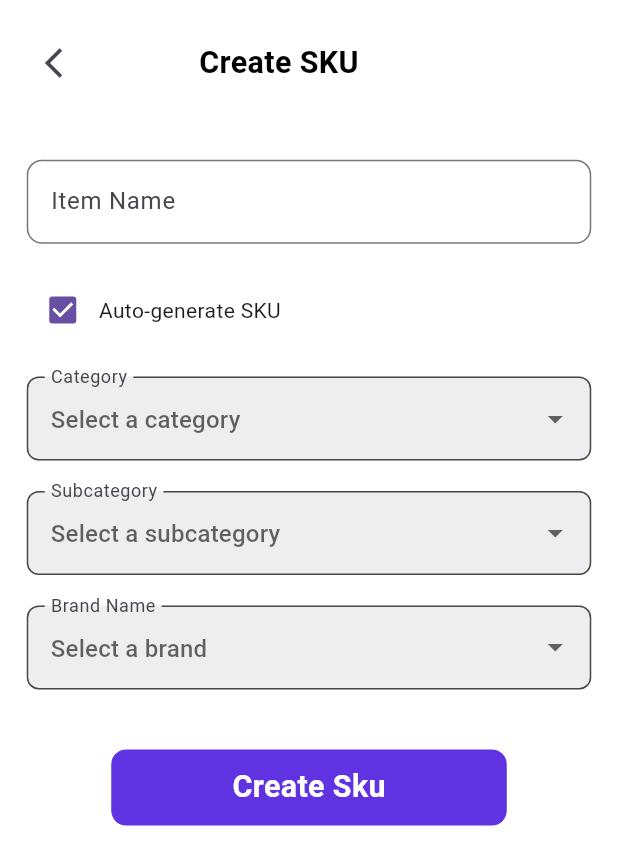
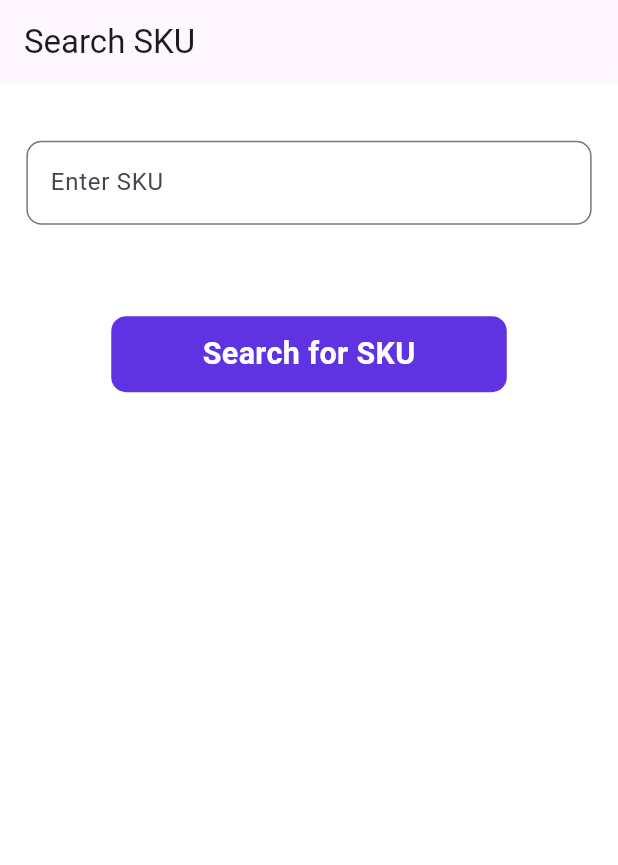
Before and after one commit to kareemtoson12/ERBTask, a Flutter app: the screen it shows after launch, on a phone screen of 412 x 824 dp. Shown: the top 865 px of the screen. Run offline on Flutter 3.47's test engine with Material 3 defaults, Android fonts, the phone set to English and light mode, and no system bars; our stand-ins replace bloc, equatable, flutter_bloc, flutter_screenutil, get_it, sqflite; accounts and stored records are empty.

Commit message:
Done search for sku

```diff
--- a/lib/app/di.dart
+++ b/lib/app/di.dart
@@ -3,6 +3,7 @@ import 'package:task/data/DAO/Branch_dao.dart';
 import 'package:task/data/DAO/sku_inventory_dao.dart';
 import 'package:task/presentaion/create_branch/cubit/branch_cubit.dart';
 import 'package:task/presentaion/create_sku.dart/cubit/inventory_cubit.dart';
+import 'package:task/presentaion/search_sku/cubit/search_cubit.dart';
 
 final getit = GetIt.instance;
 
@@ -19,4 +20,8 @@ Future<void> setUpGetIt() async {
   getit.registerFactory<InventoryCubit>(
     () => InventoryCubit(getit<InventoryDao>()),
   );
+  //search for a sku
+  getit.registerLazySingleton<SearchSkuCubit>(
+    () => SearchSkuCubit(getit<InventoryDao>()),
+  );
 }
--- a/lib/app/routing/app_routes.dart
+++ b/lib/app/routing/app_routes.dart
@@ -2,6 +2,7 @@ import 'package:flutter/material.dart';
 import 'package:task/app/routing/routing.dart';
 import 'package:task/presentaion/create_branch/create_brach_view.dart';
 import 'package:task/presentaion/create_sku.dart/create_sku_view.dart';
+import 'package:task/presentaion/search_sku/search_sku_view.dart';
 import 'package:task/presentaion/splash/splash_view.dart';
 import 'package:task/presentaion/home.dart';
 
@@ -16,6 +17,8 @@ class AppRoutes {
         return MaterialPageRoute(builder: (context) => SplashScreen());
       case Routes.createSku:
         return MaterialPageRoute(builder: (context) => SkuCreationScreen());
+      case Routes.searchSku:
+        return MaterialPageRoute(builder: (context) => SearchSkuScreen());
 
       default:
         return null;
--- a/lib/app/routing/routing.dart
+++ b/lib/app/routing/routing.dart
@@ -3,4 +3,5 @@ class Routes {
   static const String createBranch = '/CreateBrach';
   static const String splash = '/SplashScreen';
   static const String createSku = '/SkuCreationScreen';
+  static const String searchSku = '/SearchSkuScreen';
 }
--- /dev/null
+++ b/lib/presentaion/search_sku/cubit/search_cubit.dart
@@ -0,0 +1,30 @@
+import 'package:flutter_bloc/flutter_bloc.dart';
+
+import 'package:task/data/DAO/sku_inventory_dao.dart';
+
+import 'package:task/domain/models/inventory_item.dart';
+import 'package:task/presentaion/search_sku/cubit/search_state.dart';
+
+class SearchSkuCubit extends Cubit<SearchSkuState> {
+  final InventoryDao _inventoryDao;
+
+  SearchSkuCubit(this._inventoryDao) : super(SearchSkuInitial());
+
+  Future<void> searchSku(String sku) async {
+    emit(SearchSkuLoading());
+    try {
+      final items = await _inventoryDao.getAllItems();
+      final item = items.firstWhere(
+        (element) => element.sku == sku,
+        orElse: () => InventoryItem.empty(),
+      );
+      if (item.id != null) {
+        emit(SearchSkuSuccess(item));
+      } else {
+        emit(SearchSkuNotFound());
+      }
+    } catch (e) {
+      emit(SearchSkuError("Failed to search SKU: ${e.toString()}"));
+    }
+  }
+}
--- /dev/null
+++ b/lib/presentaion/search_sku/cubit/search_state.dart
@@ -0,0 +1,29 @@
+import 'package:equatable/equatable.dart';
+import 'package:task/domain/models/inventory_item.dart';
+
+abstract class SearchSkuState extends Equatable {
+  @override
+  List<Object?> get props => [];
+}
+
+class SearchSkuInitial extends SearchSkuState {}
+
+class SearchSkuLoading extends SearchSkuState {}
+
+class SearchSkuSuccess extends SearchSkuState {
+  final InventoryItem item;
+  SearchSkuSuccess(this.item);
+
+  @override
+  List<Object?> get props => [item];
+}
+
+class SearchSkuNotFound extends SearchSkuState {}
+
+class SearchSkuError extends SearchSkuState {
+  final String message;
+  SearchSkuError(this.message);
+
+  @override
+  List<Object?> get props => [message];
+}
--- /dev/null
+++ b/lib/presentaion/search_sku/search_sku_view.dart
@@ -0,0 +1,143 @@
+import 'package:flutter/material.dart';
+import 'package:flutter_bloc/flutter_bloc.dart';
+import 'package:flutter_screenutil/flutter_screenutil.dart';
+import 'package:task/app/styles/colors_manager.dart';
+import 'package:task/presentaion/create_sku.dart/widgets/customsTextField.dart';
+import 'package:task/presentaion/search_sku/cubit/search_cubit.dart';
+
+import 'package:task/domain/models/inventory_item.dart';
+import 'package:task/presentaion/search_sku/cubit/search_state.dart';
+
+class SearchSkuScreen extends StatefulWidget {
+  const SearchSkuScreen({super.key});
+
+  @override
+  _SearchSkuScreenState createState() => _SearchSkuScreenState();
+}
+
+class _SearchSkuScreenState extends State<SearchSkuScreen> {
+  final TextEditingController _skuController = TextEditingController();
+
+  void _searchSku() {
+    if (_skuController.text.isNotEmpty) {
+      context.read<SearchSkuCubit>().searchSku(_skuController.text);
+    }
+  }
+
+  void _showDialog(String title, String message) {
+    showDialog(
+      context: context,
+      builder:
+          (context) => AlertDialog(
+            title: Text(title),
+            content: Text(message),
+            actions: [
+              TextButton(
+                onPressed: () => Navigator.of(context).pop(),
+                child: const Text("OK"),
+              ),
+            ],
+          ),
+    );
+  }
+
+  @override
+  Widget build(BuildContext context) {
+    return Scaffold(
+      backgroundColor: ColorsManger.secondColor,
+      appBar: AppBar(title: const Text('Search SKU')),
+      body: Padding(
+        padding: EdgeInsets.all(16.0.w),
+        child: Column(
+          crossAxisAlignment: CrossAxisAlignment.start,
+          children: [
+            SizedBox(height: 20.h),
+            CustomTextField(controller: _skuController, label: "Enter SKU"),
+            SizedBox(height: 50.h),
+            Center(
+              child: GestureDetector(
+                onTap: _searchSku,
+                child: Container(
+                  width: 240.w,
+                  height: 50.h,
+                  decoration: BoxDecoration(
+                    color: ColorsManger.purbleColor,
+                    borderRadius: BorderRadius.circular(10.0),
+                  ),
+                  child: Center(
+                    child: Text(
+                      'Search for SKU',
+                      style: TextStyle(
+                        color: Colors.white,
+                        fontSize: 20.sp,
+                        fontWeight: FontWeight.bold,
+                      ),
+                    ),
+                  ),
+                ),
+              ),
+            ),
+            SizedBox(height: 20.h),
+            BlocListener<SearchSkuCubit, SearchSkuState>(
+              listener: (context, state) {
+                if (state is SearchSkuSuccess) {
+                  _showDialog("Success", "SKU found: ${state.item.sku}");
+                } else if (state is SearchSkuNotFound) {
+                  _showDialog(
+                    "Not Found",
+                    "The SKU you searched for does not exist.",
+                  );
+                } else if (state is SearchSkuError) {
+                  _showDialog("Error", state.message);
+                }
+              },
+              child: BlocBuilder<SearchSkuCubit, SearchSkuState>(
+                builder: (context, state) {
+                  if (state is SearchSkuLoading) {
+                    return const Center(child: CircularProgressIndicator());
+                  } else if (state is SearchSkuSuccess) {
+                    return _buildSkuDetails(state.item);
+                  }
+                  return const SizedBox.shrink();
+                },
+              ),
+            ),
+          ],
+        ),
+      ),
+    );
+  }
+
+  Widget _buildSkuDetails(InventoryItem item) {
+    return Card(
+      elevation: 3,
+      shape: RoundedRectangleBorder(borderRadius: BorderRadius.circular(10.r)),
+      child: Padding(
+        padding: EdgeInsets.all(16.0.w),
+        child: Column(
+          crossAxisAlignment: CrossAxisAlignment.start,
+          children: [
+            Text(
+              "Name: ${item.name}",
+              style: TextStyle(fontSize: 16.sp, fontWeight: FontWeight.bold),
+            ),
+            SizedBox(height: 5.h),
+            Text("SKU: ${item.sku}", style: TextStyle(fontSize: 14.sp)),
+            SizedBox(height: 5.h),
+            Text(
+              "Category: ${item.category}",
+              style: TextStyle(fontSize: 14.sp),
+            ),
+            SizedBox(height: 5.h),
+            Text(
+              "Subcategory: ${item.subcategory}",
+              style: TextStyle(fontSize: 14.sp),
+            ),
+            SizedBox(height: 5.h),
+            Text("Brand: ${item.brand}", style: TextStyle(fontSize: 14.sp)),
+          ],
+        ),
+      ),
+    );
+  }
+}
--- a/lib/task.dart
+++ b/lib/task.dart
@@ -7,6 +7,7 @@ import 'package:task/app/routing/app_routes.dart';
 import 'package:task/app/routing/routing.dart' show Routes;
 import 'package:task/presentaion/create_branch/cubit/branch_cubit.dart';
 import 'package:task/presentaion/create_sku.dart/cubit/inventory_cubit.dart';
+import 'package:task/presentaion/search_sku/cubit/search_cubit.dart';
 
 class Task extends StatelessWidget {
   final AppRoutes appRouter;
@@ -21,6 +22,9 @@ class Task extends StatelessWidget {
         BlocProvider<InventoryCubit>(
           create: (context) => InventoryCubit(getit()),
         ),
+        BlocProvider<SearchSkuCubit>(
+          create: (context) => SearchSkuCubit(getit()),
+        ),
       ],
       child: ScreenUtilInit(
         designSize: const Size(375, 812),
@@ -29,7 +33,7 @@ class Task extends StatelessWidget {
         child: MaterialApp(
           debugShowCheckedModeBanner: false,
           onGenerateRoute: appRouter.generateRoute,
-          initialRoute: Routes.createSku,
+          initialRoute: Routes.searchSku,
           title: 'tasky',
         ),
       ),
--- a/pubspec.yaml
+++ b/pubspec.yaml
@@ -39,6 +39,7 @@ dependencies:
   bloc: ^9.0.0
   flutter_bloc: ^9.0.0
   get_it: ^8.0.3
+  equatable: ^2.0.7
 
 dev_dependencies:
   flutter_test:
```
Also changed, not shown: lib/domain/models/inventory_item.dart (+10 -0 lines), lib/presentaion/create_sku.dart/create_sku_view.dart (+21 -1 lines), pubspec.lock.
